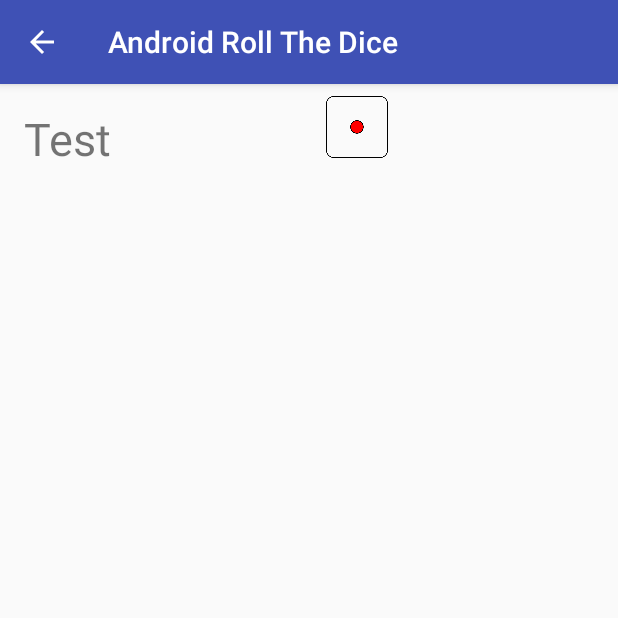
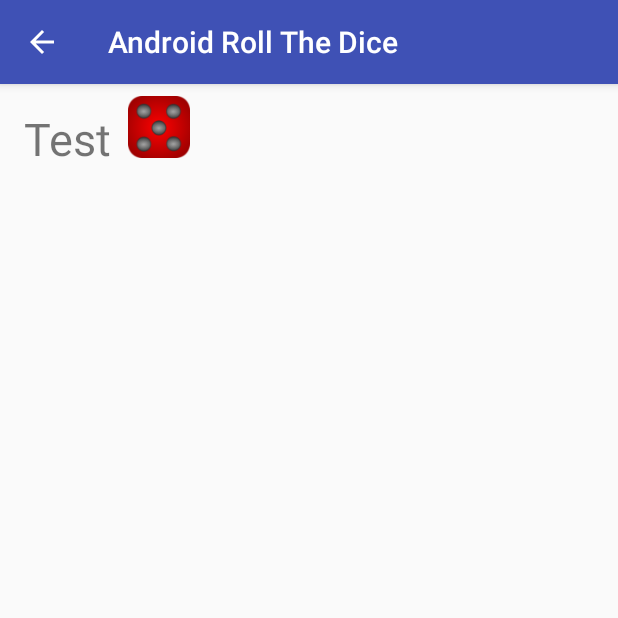
Before and after one commit to Sk0vgaard/AndroidRollTheDice, an Android app: the HistoryActivity screen opened directly, with no data from a screen before it, on a phone screen of 412 x 824 dp, the top half of it. Run offline under Robolectric (Android 15) with nearby library versions, the phone set to English and light mode, and no system bars.

Commit message:
Dice now showing in history

```diff
--- a/app/src/main/java/com/example/skovgaard/androidrollthedice/MainActivity.java
+++ b/app/src/main/java/com/example/skovgaard/androidrollthedice/MainActivity.java
@@ -11,7 +11,6 @@ import android.os.Vibrator;
 import android.support.annotation.NonNull;
 import android.support.v7.app.AppCompatActivity;
 import android.support.v7.widget.AppCompatImageView;
-import android.util.Log;
 import android.view.Gravity;
 import android.view.View;
 import android.view.animation.Animation;
--- a/app/src/main/java/com/example/skovgaard/androidrollthedice/RecyclerHistoryAdapter.java
+++ b/app/src/main/java/com/example/skovgaard/androidrollthedice/RecyclerHistoryAdapter.java
@@ -9,6 +9,7 @@ import android.widget.LinearLayout;
 import android.widget.TextView;
 
 import com.example.skovgaard.androidrollthedice.BE.Roll;
+import com.example.skovgaard.androidrollthedice.BLL.DieManager;
 import com.example.skovgaard.androidrollthedice.Model.RollModel;
 
 /**
@@ -50,11 +51,13 @@ public class RecyclerHistoryAdapter extends RecyclerView.Adapter<RecyclerHistory
 
         public void bind(Roll roll) {
             mRollInfo.setText(roll.getTimeAsString());
-            int die1 = mContext.getResources().getIdentifier("dice1", "drawable", MainActivity.PACKAGE);
 
-            ImageView dieImageView = new ImageView(mContext);
-            dieImageView.setImageResource(die1);
-            mDiceList.addView(dieImageView);
+            for (int currentDie : roll.getDice()) {
+                int dieResource = DieManager.getImage(currentDie);
+                ImageView dieImageView = new ImageView(mContext);
+                dieImageView.setImageResource(dieResource);
+                mDiceList.addView(dieImageView);
+            }
         }
     }
 }
```
Also changed, not shown: app/src/main/java/com/example/skovgaard/androidrollthedice/BLL/DieManager.java (added, +34 -0 lines).
